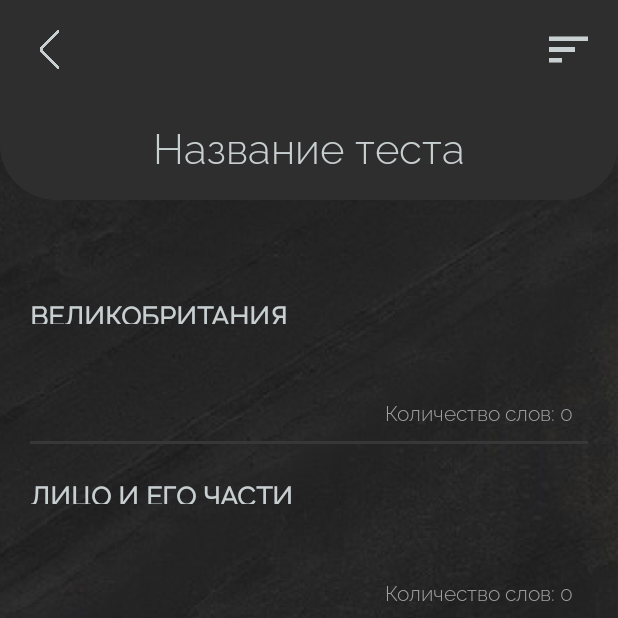
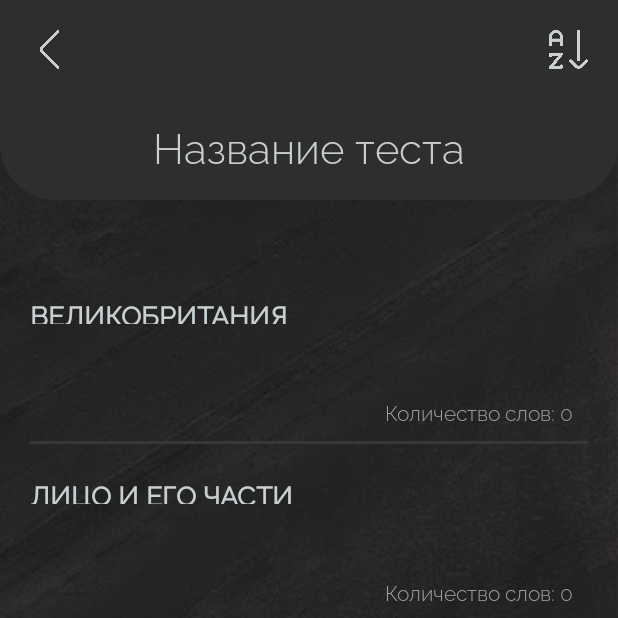
Before and after one commit to Arcadudu/DanaTest, an Android app: the Test1EnterWord screen opened directly, with no data from a screen before it, after a tap on an icon or button, on a phone screen of 412 x 824 dp, the top half of it. Run offline under Robolectric (Android 15) with nearby library versions, the phone set to English and light mode, and no system bars; 6 statements that could not run were skipped.

Commit message:
TopicPickerActivity sort by name and quantity applied

```diff
--- a/app/src/main/java/ru/arcadudu/danatest/ResultActivity.java
+++ b/app/src/main/java/ru/arcadudu/danatest/ResultActivity.java
@@ -50,11 +50,8 @@ public class ResultActivity extends AppCompatActivity implements View.OnClickLis
         getExtras();
         setAnimation();
         setDecoration();
+    }
 
-
-
-
-    }
 
     private void setAnimation(){
         rotateCircleAnimation = AnimationUtils.loadAnimation(this, R.anim.rotate);
--- a/app/src/main/java/ru/arcadudu/danatest/topic_selector/TopicAdapter.java
+++ b/app/src/main/java/ru/arcadudu/danatest/topic_selector/TopicAdapter.java
@@ -52,8 +52,8 @@ public class TopicAdapter extends RecyclerView.Adapter<TopicAdapter.MyTopicViewH
     public static class MyTopicViewHolder extends RecyclerView.ViewHolder implements View.OnClickListener {
 
         // переменные
-        Button btn_title;
-        TextView tv_preview, tv_amount;
+        private Button btn_title;
+        private TextView tv_preview, tv_amount;
         OnTopicListener listener;
 
         // конструктор
--- a/app/src/main/java/ru/arcadudu/danatest/topic_selector/TopicPickerActivity.java
+++ b/app/src/main/java/ru/arcadudu/danatest/topic_selector/TopicPickerActivity.java
@@ -3,8 +3,11 @@ package ru.arcadudu.danatest.topic_selector;
 import android.content.Intent;
 import android.os.Bundle;
 import android.view.View;
+import android.view.animation.Animation;
+import android.view.animation.AnimationUtils;
 import android.widget.ImageView;
 import android.widget.TextView;
+import android.widget.Toast;
 
 import androidx.appcompat.app.AppCompatActivity;
 import androidx.recyclerview.widget.LinearLayoutManager;
@@ -12,6 +15,7 @@ import androidx.recyclerview.widget.RecyclerView;
 
 import java.util.ArrayList;
 import java.util.Arrays;
+import java.util.Collections;
 import java.util.List;
 
 import ru.arcadudu.danatest.R;
@@ -30,9 +34,13 @@ public class TopicPickerActivity extends AppCompatActivity implements TopicAdapt
     ImageView btn_back;
     RecyclerView recyclerView;
 
+    ImageView ivSortTopics;
+
+    private int sortClicks = 0;
+
 
     private List<Topic> topicList = new ArrayList<>();
-    private RecyclerView.Adapter adapter;
+    private TopicAdapter adapter;
 
     @Override
     protected void onCreate(Bundle savedInstanceState) {
@@ -40,21 +48,45 @@ public class TopicPickerActivity extends AppCompatActivity implements TopicAdapt
         setContentView(R.layout.activity_topic_picker);
 
         findComponents();
+        getPossibleExtras();
+        prepareTopicList();
+        setRecyclerAdapter();
+        setOnClicks();
+    }
+
+    private void setRecyclerAnimation() {
+        Animation fadeInFast = AnimationUtils.loadAnimation(this, R.anim.fadein_fast);
+        recyclerView.startAnimation(fadeInFast);
+    }
+
+    private void setOnClicks() {
+        ivSortTopics.setOnClickListener(new View.OnClickListener() {
+            @Override
+            public void onClick(View view) {
+
+                if (sortClicks == 0) {
+                    setRecyclerAdapter();
+                    Collections.sort(topicList, Topic.compareByTitle);
+                    sortClicks++;
+                    ivSortTopics.setImageResource(R.drawable.icon_sort_by_dark);
+                } else {
+                    setRecyclerAdapter();
+                    Collections.sort(topicList, Topic.compareBySize);
+                    sortClicks = 0;
+                    ivSortTopics.setImageResource(R.drawable.icon_sort_by_name_dark);
+                }
+                setRecyclerAnimation();
+            }
+        });
+
         btn_back.setOnClickListener(new View.OnClickListener() {
             @Override
             public void onClick(View view) {
-               Intent intent = new Intent(getApplicationContext(), MainActivity.class);
-               startActivity(intent);
-               finish();
+                Intent intent = new Intent(getApplicationContext(), MainActivity.class);
+                startActivity(intent);
+                finish();
             }
         });
-        getPossibleExtras();
-        prepareTopicList();
-        setRecyclerAdapter();
-    }
-
-    public List<Topic> getTopicList() {
-        return topicList;
     }
 
     public List<String> fillList(int stringResourceId) {
@@ -64,6 +96,7 @@ public class TopicPickerActivity extends AppCompatActivity implements TopicAdapt
     private void findComponents() {
         activityTitle = findViewById(R.id.tv_activity_title);
         btn_back = findViewById(R.id.iv_back);
+        ivSortTopics = findViewById(R.id.iv_sort_topics_menu);
     }
 
     public void getPossibleExtras() {
@@ -134,11 +167,15 @@ public class TopicPickerActivity extends AppCompatActivity implements TopicAdapt
             intent = new Intent(getApplicationContext(), Test1EnterWord.class);
         } else if (testTitle.equalsIgnoreCase("Четыре варианта")) {
             intent = new Intent(getApplicationContext(), Test3FourOptions.class);
-        } else if(testTitle.equalsIgnoreCase("Перемешать")){
+        } else if (testTitle.equalsIgnoreCase("Перемешать")) {
             intent = new Intent(getApplicationContext(), Test4Shuffle.class);
         }
         intent.putExtra("title", topic.getTitle());
         intent.putExtra(TEST_NAME, testTitle);
         startActivity(intent);
     }
+
+    public List<Topic> getTopicList() {
+        return topicList;
+    }
 }
--- a/app/src/main/res/layout/activity_test1_enter_word.xml
+++ b/app/src/main/res/layout/activity_test1_enter_word.xml
@@ -16,8 +16,9 @@
         android:layout_marginStart="10dp"
         android:layout_marginTop="10dp"
         android:src="@drawable/icon_end_test_dark"
+        app:layout_constraintBottom_toBottomOf="@+id/iv_restart_test"
         app:layout_constraintEnd_toEndOf="parent"
-        app:layout_constraintHorizontal_bias="0.0"
+        app:layout_constraintHorizontal_bias="0.011"
         app:layout_constraintStart_toStartOf="parent"
         app:layout_constraintTop_toTopOf="parent" />
 
--- a/app/src/main/res/layout/activity_topic_picker.xml
+++ b/app/src/main/res/layout/activity_topic_picker.xml
@@ -46,7 +46,7 @@
         android:layout_marginTop="10dp"
         android:layout_marginEnd="10dp"
         android:scaleType="fitEnd"
-        android:src="@drawable/icon_sort_by_dark"
+        android:src="@drawable/icon_sort_by_name_dark"
         app:layout_constraintEnd_toEndOf="parent"
         app:layout_constraintTop_toTopOf="parent" />
 
--- a/app/src/main/res/values/topic_array_word_and_translation.xml
+++ b/app/src/main/res/values/topic_array_word_and_translation.xml
@@ -67,14 +67,14 @@
     </string-array>
 
     <string-array name="faceEngPlain">
-<!--        <item>forehead</item>-->
-<!--        <item>hair</item>-->
-<!--        <item>brow</item>-->
-<!--        <item>brows</item>-->
-        <item>ab</item>
-        <item>cd</item>
-        <item>ef</item>
-        <item>gh</item>
+        <item>forehead</item>
+        <item>hair</item>
+        <item>brow</item>
+        <item>brows</item>
+<!--        <item>ab</item>-->
+<!--        <item>cd</item>-->
+<!--        <item>ef</item>-->
+<!--        <item>gh</item>-->
         <item>eye</item>
         <item>eyes</item>
         <item>eyelashes</item>
```
Also changed, not shown: app/src/main/java/ru/arcadudu/danatest/topic_selector/Topic.java (+23 -1 lines), app/src/main/res/drawable-v24/icon_end_test_dark6.png (added), app/src/main/res/drawable-v24/icon_sort_by_name_dark.png (added).
